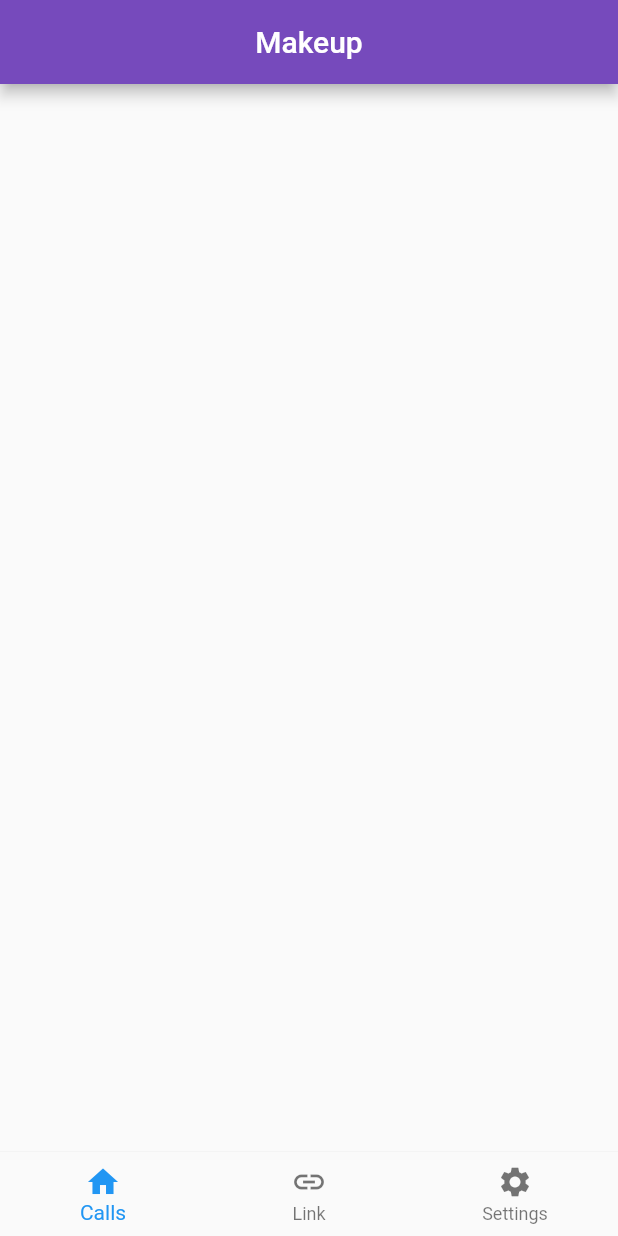
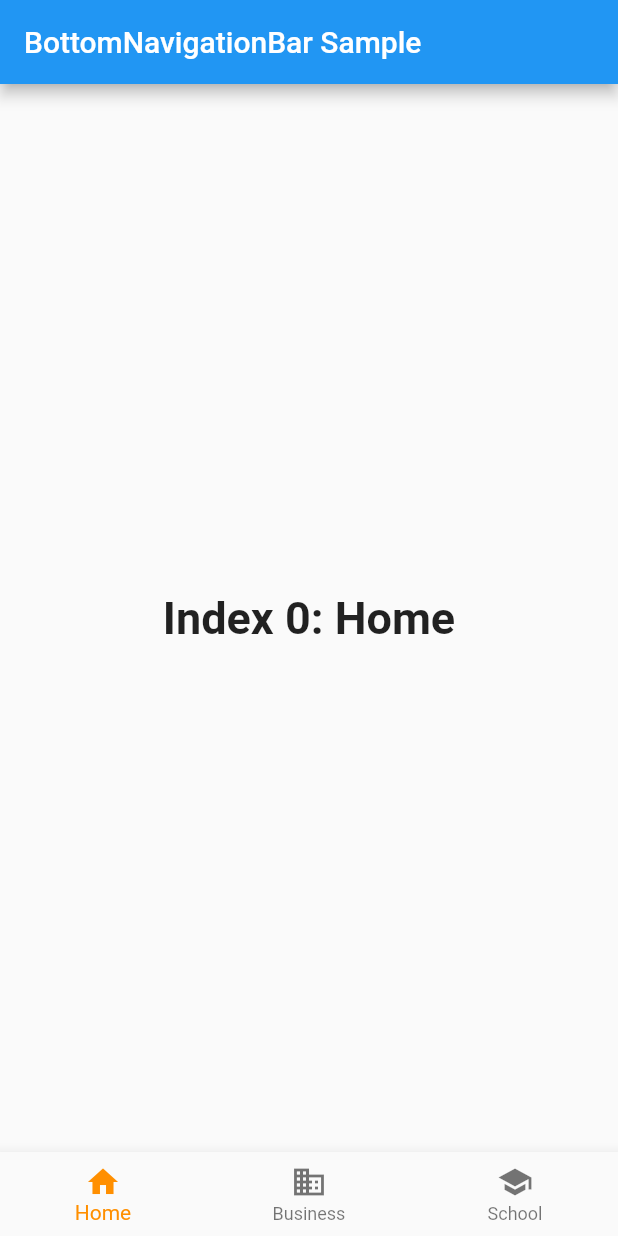
Before and after one commit to abhinav3254/flutter_memo, a Flutter app: the screen it shows after launch, on a phone screen of 412 x 824 dp. Run offline on Flutter 3.47's test engine with Material 2 defaults, Android fonts, the phone set to English and light mode, and no system bars.

Commit message:
bottom nav bar

```diff
--- a/lib/main.dart
+++ b/lib/main.dart
@@ -1,3 +1,4 @@
+import 'package:cash_memo/screens/MyNavigationBar.dart';
 import 'package:flutter/material.dart';
 
 void main() {
@@ -18,23 +19,7 @@
           ),
           backgroundColor: const Color(0xff764abc),
         ),
-        bottomNavigationBar: BottomNavigationBar(
-          elevation: 1,
-          items: const <BottomNavigationBarItem>[
-            BottomNavigationBarItem(
-              icon: Icon(Icons.home),
-              label: 'Calls',
-            ),
-            BottomNavigationBarItem(
-              icon: Icon(Icons.link),
-              label: 'Link',
-            ),
-            BottomNavigationBarItem(
-              icon: Icon(Icons.settings),
-              label: 'Settings',
-            ),
-          ],
-        ),
+        bottomNavigationBar: const BottomNavigationBarExampleApp(),
       ),
     );
   }
--- a/lib/screens/Blush.dart
+++ /dev/null
@@ -1,27 +0,0 @@
-import 'package:flutter/material.dart';
-
-void main() {
-  runApp(const BlushApp());
-}
-
-class BlushApp extends StatelessWidget {
-  const BlushApp({super.key});
-
-  @override
-  Widget build(BuildContext context) {
-    return MaterialApp(
-      home: Scaffold(
-        appBar: AppBar(
-          centerTitle: true,
-          title: const Text(
-            'Blush',
-          ),
-          backgroundColor: const Color(0xff764abc),
-        ),
-        body: Container(
-          child: Text('Blus Page'),
-        ),
-      ),
-    );
-  }
-}
--- /dev/null
+++ b/lib/screens/MyNavigationBar.dart
@@ -0,0 +1,82 @@
+import 'package:flutter/material.dart';
+
+/// Flutter code sample for [BottomNavigationBar].
+
+void main() => runApp(const BottomNavigationBarExampleApp());
+
+class BottomNavigationBarExampleApp extends StatelessWidget {
+  const BottomNavigationBarExampleApp({super.key});
+
+  @override
+  Widget build(BuildContext context) {
+    return const MaterialApp(
+      home: BottomNavigationBarExample(),
+    );
+  }
+}
+
+class BottomNavigationBarExample extends StatefulWidget {
+  const BottomNavigationBarExample({super.key});
+
+  @override
+  State<BottomNavigationBarExample> createState() =>
+      _BottomNavigationBarExampleState();
+}
+
+class _BottomNavigationBarExampleState
+    extends State<BottomNavigationBarExample> {
+  int _selectedIndex = 0;
+  static const TextStyle optionStyle =
+      TextStyle(fontSize: 30, fontWeight: FontWeight.bold);
+  static const List<Widget> _widgetOptions = <Widget>[
+    Text(
+      'Index 0: Home',
+      style: optionStyle,
+    ),
+    Text(
+      'Index 1: Business',
+      style: optionStyle,
+    ),
+    Text(
+      'Index 2: School',
+      style: optionStyle,
+    ),
+  ];
+
+  void _onItemTapped(int index) {
+    setState(() {
+      _selectedIndex = index;
+    });
+  }
+
+  @override
+  Widget build(BuildContext context) {
+    return Scaffold(
+      appBar: AppBar(
+        title: const Text('BottomNavigationBar Sample'),
+      ),
+      body: Center(
+        child: _widgetOptions.elementAt(_selectedIndex),
+      ),
+      bottomNavigationBar: BottomNavigationBar(
+        items: const <BottomNavigationBarItem>[
+          BottomNavigationBarItem(
+            icon: Icon(Icons.home),
+            label: 'Home',
+          ),
+          BottomNavigationBarItem(
+            icon: Icon(Icons.business),
+            label: 'Business',
+          ),
+          BottomNavigationBarItem(
+            icon: Icon(Icons.school),
+            label: 'School',
+          ),
+        ],
+        currentIndex: _selectedIndex,
+        selectedItemColor: Colors.amber[800],
+        onTap: _onItemTapped,
+      ),
+    );
+  }
+}
```
